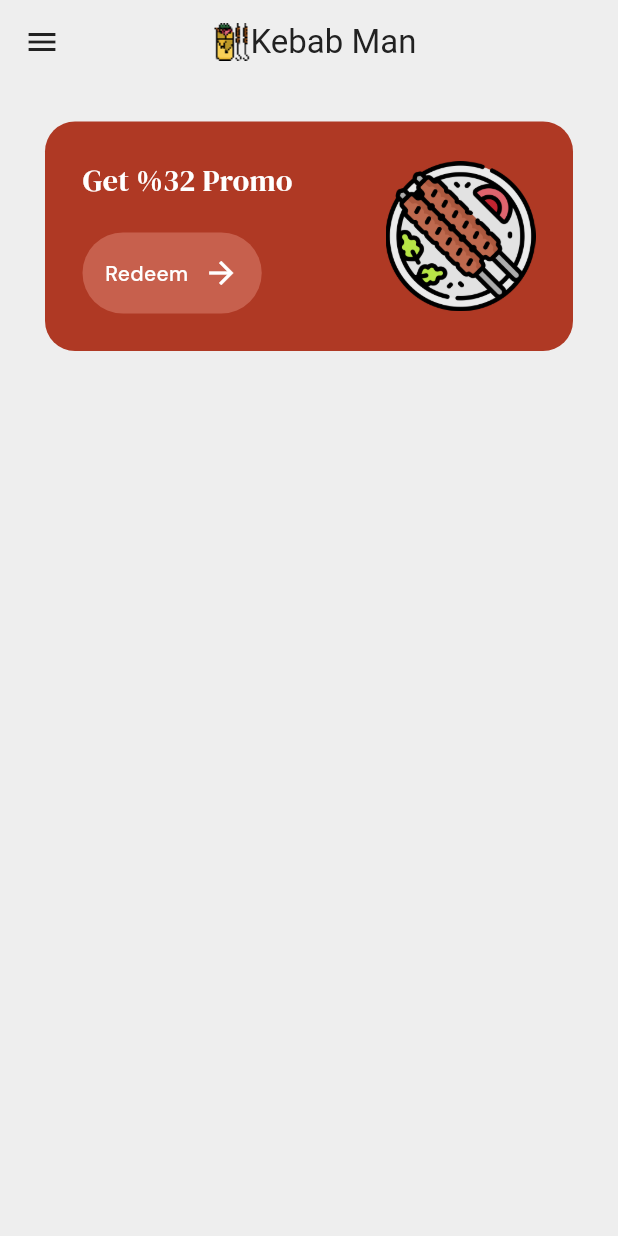
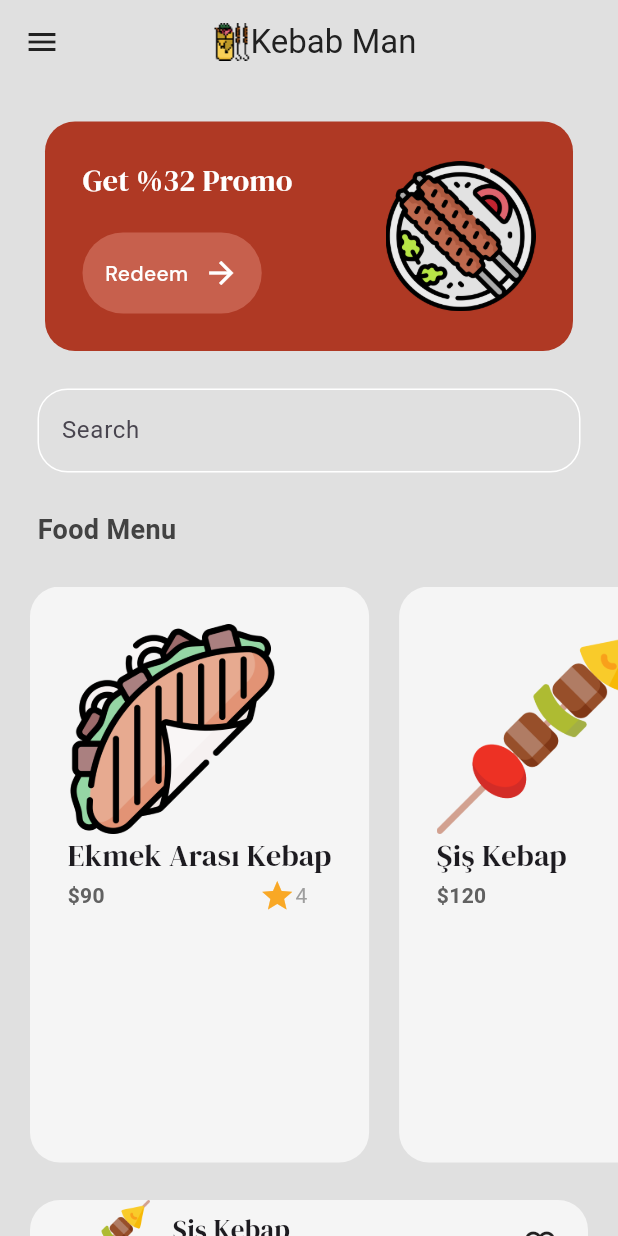
Before and after one commit to mustafachill/FlutterDemos, a Flutter app: the MenuPage screen opened by its route, on a phone screen of 412 x 824 dp. Run offline on Flutter 3.47's test engine with Material 3 defaults, Android fonts, the light colour scheme and no system bars; our stand-ins replace geocoding, geolocator, google_fonts, lottie.

Commit message:
Added menu page, scrollview and some routes

```diff
--- a/RestaurantApp/restaurant_app/lib/components/button.dart
+++ b/RestaurantApp/restaurant_app/lib/components/button.dart
@@ -1,5 +1,4 @@
 import 'package:flutter/material.dart';
-import 'package:google_fonts/google_fonts.dart';
 import 'package:restaurant_app/themes/colors.dart';
 import 'package:restaurant_app/themes/fonts.dart';
 
--- /dev/null
+++ b/RestaurantApp/restaurant_app/lib/components/food_tile.dart
@@ -0,0 +1,69 @@
+import 'package:flutter/material.dart';
+import 'package:restaurant_app/services/food_service.dart';
+import 'package:restaurant_app/themes/fonts.dart';
+
+class FoodTile extends StatelessWidget {
+  final Food food;
+  final void Function()? onTap;
+  FoodTile({super.key, required this.food, required this.onTap});
+  @override
+  Widget build(BuildContext context) {
+    return GestureDetector(
+      onTap: onTap,
+      child: Container(
+        decoration: BoxDecoration(
+          borderRadius: BorderRadius.circular(20),
+          color: Colors.grey[100],
+        ),
+        margin: EdgeInsets.only(
+          left: 20,
+        ),
+        padding: EdgeInsets.all(25),
+        child: Column(
+          crossAxisAlignment: CrossAxisAlignment.start,
+          children: [
+            //  image
+            Image.asset(
+              food.imagePath,
+              height: 140,
+            ),
+            //  text
+            Text(food.name, style: primaryTextStyle(fontSize: 20)),
+            // price+rating
+            SizedBox(
+              width: 160,
+              child: Row(
+                mainAxisAlignment: MainAxisAlignment.spaceBetween,
+                children: [
+                  //price
+                  Text(
+                    '\$' + food.price,
+                    style: TextStyle(
+                        fontWeight: FontWeight.bold, color: Colors.grey[700]),
+                  ),
+                  //rating
+                  Row(
+                    children: [
+                      Icon(
+                        Icons.star,
+                        color: Colors.yellow[800],
+                      ),
+                      Text(
+                        food.rating,
+                        style: TextStyle(color: Colors.grey),
+                      ),
+                    ],
+                  ),
+                ],
+              ),
+            )
+
+            //
+
+            //
+          ],
+        ),
+      ),
+    );
+  }
+}
--- /dev/null
+++ b/RestaurantApp/restaurant_app/lib/pages/food_details_page.dart
@@ -0,0 +1,15 @@
+import 'package:flutter/material.dart';
+
+class FoodDetailsPage extends StatefulWidget {
+  const FoodDetailsPage({super.key});
+
+  @override
+  State<FoodDetailsPage> createState() => _FoodDetailsPageState();
+}
+
+class _FoodDetailsPageState extends State<FoodDetailsPage> {
+  @override
+  Widget build(BuildContext context) {
+    return const Scaffold();
+  }
+}
--- a/RestaurantApp/restaurant_app/lib/pages/menu_page.dart
+++ b/RestaurantApp/restaurant_app/lib/pages/menu_page.dart
@@ -1,5 +1,8 @@
 import 'package:flutter/material.dart';
 import 'package:restaurant_app/components/button.dart';
+import 'package:restaurant_app/components/food_tile.dart';
+import 'package:restaurant_app/pages/food_details_page.dart';
+import 'package:restaurant_app/services/food_service.dart';
 import 'package:restaurant_app/themes/colors.dart';
 import 'package:restaurant_app/themes/fonts.dart';
 
@@ -10,11 +13,49 @@ class MenuPage extends StatefulWidget {
   State<MenuPage> createState() => _MenuPageState();
 }
 
+List foodMenu = [
+  Food(
+      name: 'Ekmek Arası Kebap',
+      price: '90',
+      imagePath: 'lib/images/doner-kebab.png',
+      rating: '4'),
+  Food(
+      name: 'Şiş Kebap',
+      price: '120',
+      imagePath: 'lib/images/sis-kebab.png',
+      rating: '4'),
+  Food(
+      name: 'Dürüm Kebap',
+      price: '90',
+      imagePath: 'lib/images/kebab.png',
+      rating: '4'),
+  Food(
+      name: 'Servis Kebap',
+      price: '140',
+      imagePath: 'lib/images/kebap.png',
+      rating: '4'),
+  Food(
+      name: 'Menü Kebap',
+      price: '160',
+      imagePath: 'lib/images/logo.png',
+      rating: '4'),
+];
+// navigate to food item details page
+
 class _MenuPageState extends State<MenuPage> {
+  void navigateToFoodDetails(int index) {
+    Navigator.push(
+      context,
+      MaterialPageRoute(
+        builder: (context) => FoodDetailsPage(),
+      ),
+    );
+  }
+
   @override
   Widget build(BuildContext context) {
     return Scaffold(
-      backgroundColor: Colors.grey[200],
+      backgroundColor: Colors.grey[300],
       appBar: AppBar(
         backgroundColor: Colors.transparent,
         elevation: 0,
@@ -35,7 +76,13 @@ class _MenuPageState extends State<MenuPage> {
             )),
       ),
       body: Container(
+        height: MediaQuery.of(context).size.height,
+        width: MediaQuery.of(context).size.width,
+        child: SingleChildScrollView(
+          child: SizedBox(
+            height: MediaQuery.of(context).size.height,
             child: Column(
+              crossAxisAlignment: CrossAxisAlignment.start,
               children: [
                 //promo banner
                 Container(
@@ -72,13 +119,97 @@ class _MenuPageState extends State<MenuPage> {
                           height: 100,
                         )
                       ],
-                ))
+                    )),
                 //search bar
+                const Padding(
+                  padding: EdgeInsets.symmetric(horizontal: 25),
+                  child: TextField(
+                    decoration: InputDecoration(
+                      hintText: "Search",
+                      focusedBorder: OutlineInputBorder(
+                          borderSide: BorderSide(color: Colors.white),
+                          borderRadius: BorderRadius.all(Radius.circular(20))),
+                      enabledBorder: OutlineInputBorder(
+                          borderSide: BorderSide(color: Colors.white),
+                          borderRadius: BorderRadius.all(Radius.circular(20))),
+                    ),
+                  ),
+                ),
+                const SizedBox(
+                  height: 25,
+                ),
+                //menu list
+                Padding(
+                    padding: EdgeInsets.symmetric(horizontal: 25),
+                    child: Text(
+                      'Food Menu',
+                      style: TextStyle(
+                          fontWeight: FontWeight.bold,
+                          color: Colors.grey[800],
+                          fontSize: 18),
+                    )),
+                const SizedBox(
+                  height: 25,
+                ),
 
-            //menu list
+                Expanded(
+                    child: ListView.builder(
+                  scrollDirection: Axis.horizontal,
+                  itemCount: foodMenu.length,
+                  itemBuilder: (context, index) => FoodTile(
+                    food: foodMenu[index],
+                    onTap: () => navigateToFoodDetails(index),
+                  ),
+                )),
 
+                const SizedBox(
+                  height: 25,
+                ),
                 //popular food
+                Container(
+                  decoration: BoxDecoration(
+                      borderRadius: BorderRadius.all(Radius.circular(20)),
+                      color: Colors.grey[100]),
+                  margin: EdgeInsets.fromLTRB(20, 0, 20, 20),
+                  padding: EdgeInsets.fromLTRB(20, 0, 20, 0),
+                  child: Row(
+                    mainAxisAlignment: MainAxisAlignment.spaceBetween,
+                    children: [
+                      // image
+                      Row(
+                        children: [
+                          Image.asset(
+                            'lib/images/sis-kebab.png',
+                            height: 60,
+                          ),
+                          SizedBox(
+                            width: 15,
+                          ),
+                          // text
+                          Column(
+                            crossAxisAlignment: CrossAxisAlignment.start,
+                            children: [
+                              Text(
+                                "Şiş Kebap",
+                                style: primaryTextStyle(fontSize: 18),
+                              ),
+                              Text(
+                                '\$120',
+                                style: TextStyle(color: Colors.grey[700]),
+                              ),
                             ],
+                          ),
+                        ],
+                      ),
+                      // favorite icon
+
+                      Icon(Icons.favorite_border_outlined),
+                    ],
+                  ),
+                )
+              ],
+            ),
+          ),
         ),
       ),
     );
--- /dev/null
+++ b/RestaurantApp/restaurant_app/lib/services/food_service.dart
@@ -0,0 +1,18 @@
+class Food {
+  String name;
+  String price;
+  String imagePath;
+  String rating;
+
+  Food({
+    required this.name,
+    required this.price,
+    required this.imagePath,
+    required this.rating,
+  });
+
+  String get _name => name;
+  String get _price => price;
+  String get _imagePath => imagePath;
+  String get _rating => rating;
+}
--- a/RestaurantApp/restaurant_app/lib/themes/fonts.dart
+++ b/RestaurantApp/restaurant_app/lib/themes/fonts.dart
@@ -1,4 +1,3 @@
-import 'package:flutter/material.dart';
 import 'package:google_fonts/google_fonts.dart';
 
 var primaryTextStyle = GoogleFonts.dmSerifDisplay;
```
Also changed, not shown: RestaurantApp/restaurant_app/lib/images/sis-kebab.png (renamed from RestaurantApp/restaurant_app/lib/images/kebab (2).png). Lines whose indentation alone changed are shown as unchanged.
